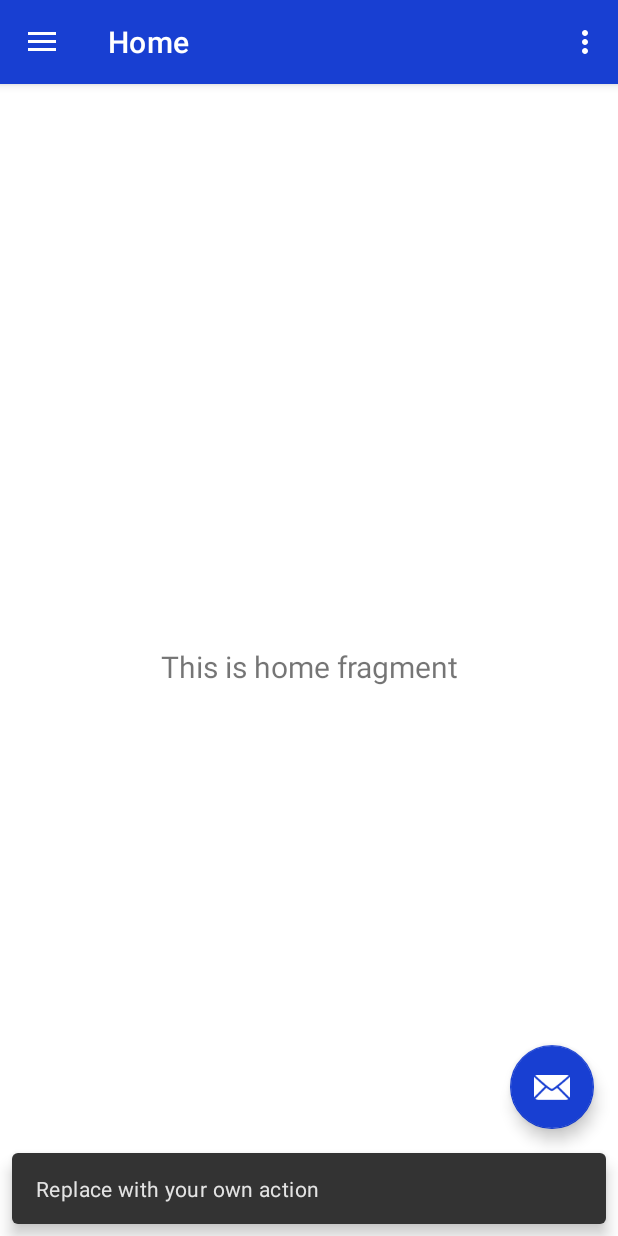
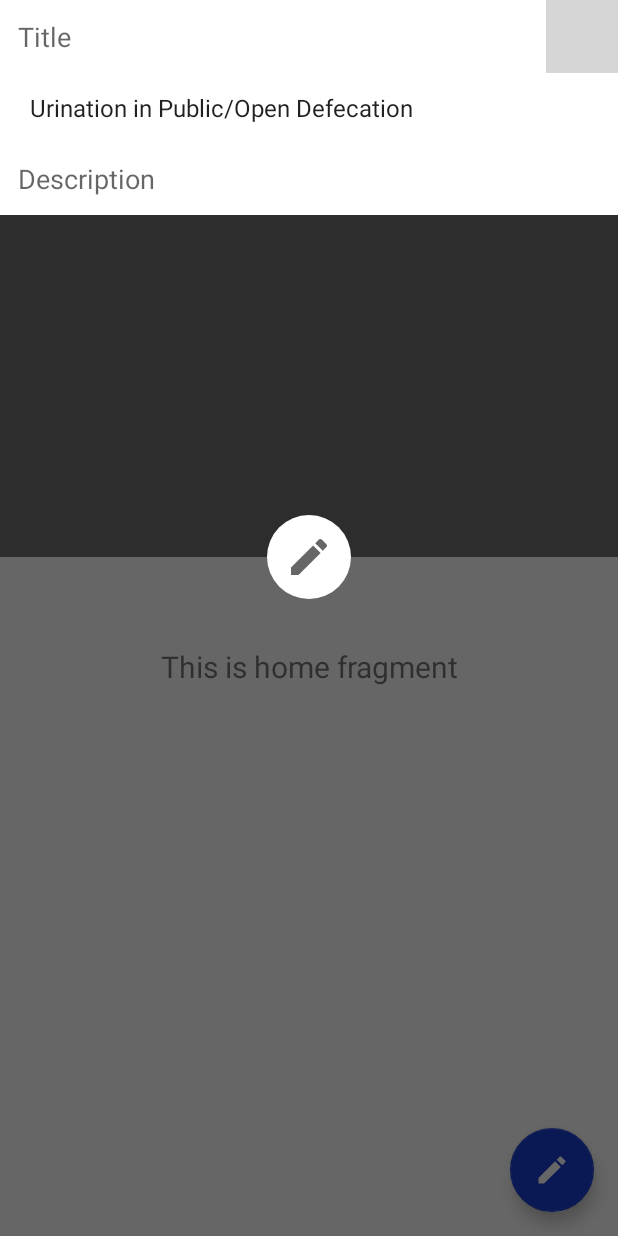
Before and after one commit to AkP2809/ANKH-A_Community_Portal, an Android app: the Home screen opened directly, with no data from a screen before it, after a tap on an icon or button, on a phone screen of 412 x 824 dp. Run offline under Robolectric (Android 15) with nearby library versions, the phone set to English and light mode, and no system bars; our stand-ins replace Firebase (no records; nobody signed in at launch, a user with empty details on screens opened directly), navigation-ui; grey boxes are pictures that could not be loaded.

Commit message:
Complain Post Pop-up Creation

```diff
--- a/app/src/main/java/com/example/ankhcommunity/Activities/Home.java
+++ b/app/src/main/java/com/example/ankhcommunity/Activities/Home.java
@@ -1,9 +1,17 @@
 package com.example.ankhcommunity.Activities;
 
+import android.app.Dialog;
+import android.graphics.Color;
+import android.graphics.drawable.ColorDrawable;
 import android.os.Bundle;
+import android.view.Gravity;
 import android.view.View;
 import android.view.Menu;
+import android.widget.ArrayAdapter;
+import android.widget.EditText;
 import android.widget.ImageView;
+import android.widget.ProgressBar;
+import android.widget.Spinner;
 import android.widget.TextView;
 
 import com.bumptech.glide.Glide;
@@ -28,6 +36,11 @@ public class Home extends AppCompatActivity {
     private AppBarConfiguration mAppBarConfiguration;
     FirebaseUser currentUser;
     FirebaseAuth mAuth;
+    Dialog popupAddPost;
+
+    ImageView popupUserProfilePhoto, popupComplainPhoto, popupPostComplainBtn;
+    EditText popupComplainTitle, popupComplainDescription;
+    ProgressBar popupProgressBar;
 
     @Override
     protected void onCreate(Bundle savedInstanceState) {
@@ -40,12 +53,14 @@ public class Home extends AppCompatActivity {
         mAuth = FirebaseAuth.getInstance();
         currentUser = mAuth.getCurrentUser();
 
+        //popup init
+        initPopup();
+
         FloatingActionButton fab = findViewById(R.id.fab);
         fab.setOnClickListener(new View.OnClickListener() {
             @Override
             public void onClick(View view) {
-                Snackbar.make(view, "Replace with your own action", Snackbar.LENGTH_LONG)
-                        .setAction("Action", null).show();
+                popupAddPost.show();
             }
         });
 
@@ -67,6 +82,43 @@ public class Home extends AppCompatActivity {
         NavigationUI.setupWithNavController(navigationView, navController);
 
         updateNavHeader();
+    }
+
+    private void initPopup() {
+        popupAddPost = new Dialog(this);
+        popupAddPost.setContentView(R.layout.post_complain_popup);
+        popupAddPost.getWindow().setBackgroundDrawable(new ColorDrawable(Color.TRANSPARENT));
+        popupAddPost.getWindow().setLayout(Toolbar.LayoutParams.MATCH_PARENT, Toolbar.LayoutParams.WRAP_CONTENT);
+        popupAddPost.getWindow().getAttributes().gravity = Gravity.TOP;
+
+        //spinner for dropdown menu
+        Spinner spinner = (Spinner) popupAddPost.findViewById(R.id.popup_spinner_category);
+        ArrayAdapter<CharSequence> adapter = ArrayAdapter.createFromResource(this,
+                R.array.complain_categories, android.R.layout.simple_spinner_item);
+        adapter.setDropDownViewResource(android.R.layout.simple_spinner_dropdown_item);
+        spinner.setAdapter(adapter);
+
+        //init popup widgets
+        popupUserProfilePhoto = popupAddPost.findViewById(R.id.popup_user_photo);
+        popupComplainPhoto = popupAddPost.findViewById(R.id.popup_complain_photo);
+        popupPostComplainBtn = popupAddPost.findViewById(R.id.popup_complain_submit);
+
+        popupComplainTitle = popupAddPost.findViewById(R.id.popup_complain_title);
+        popupComplainDescription = popupAddPost.findViewById(R.id.popup_complain_description);
+
+        popupProgressBar = popupAddPost.findViewById(R.id.popup_progressBar);
+
+        //loading user profile photo
+        Glide.with(Home.this).load(currentUser.getPhotoUrl()).into(popupUserProfilePhoto);
+
+        //Add post click listener
+        popupPostComplainBtn.setOnClickListener(new View.OnClickListener() {
+            @Override
+            public void onClick(View v) {
+                popupPostComplainBtn.setVisibility(View.INVISIBLE);
+                popupProgressBar.setVisibility(View.VISIBLE);
+            }
+        });
     }
 
     @Override
--- /dev/null
+++ b/app/src/main/res/drawable/circle_bg.xml
@@ -0,0 +1,4 @@
+<?xml version="1.0" encoding="utf-8"?>
+<shape android:shape="oval" xmlns:android="http://schemas.android.com/apk/res/android">
+    <solid android:color="#ffffff"/>
+</shape>
--- /dev/null
+++ b/app/src/main/res/drawable/ic_baseline_create_24.xml
@@ -0,0 +1,10 @@
+<vector xmlns:android="http://schemas.android.com/apk/res/android"
+    android:width="24dp"
+    android:height="24dp"
+    android:viewportWidth="24"
+    android:viewportHeight="24"
+    android:tint="?attr/colorControlNormal">
+  <path
+      android:fillColor="@android:color/white"
+      android:pathData="M3,17.25V21h3.75L17.81,9.94l-3.75,-3.75L3,17.25zM20.71,7.04c0.39,-0.39 0.39,-1.02 0,-1.41l-2.34,-2.34c-0.39,-0.39 -1.02,-0.39 -1.41,0l-1.83,1.83 3.75,3.75 1.83,-1.83z"/>
+</vector>
--- /dev/null
+++ b/app/src/main/res/drawable/popup_edittext_style.xml
@@ -0,0 +1,6 @@
+<?xml version="1.0" encoding="utf-8"?>
+<shape xmlns:android="http://schemas.android.com/apk/res/android">
+    <solid android:color="#ffffff"/>
+    <padding android:top="12dp" android:bottom="12dp"
+        android:right="12dp" android:left="12dp"/>
+</shape>
--- a/app/src/main/res/layout/app_bar_main.xml
+++ b/app/src/main/res/layout/app_bar_main.xml
@@ -28,6 +28,6 @@
         android:layout_height="wrap_content"
         android:layout_gravity="bottom|end"
         android:layout_margin="@dimen/fab_margin"
-        app:srcCompat="@android:drawable/ic_dialog_email" />
+        android:src="@drawable/ic_baseline_create_24" />
 
 </androidx.coordinatorlayout.widget.CoordinatorLayout>
--- /dev/null
+++ b/app/src/main/res/layout/post_complain_popup.xml
@@ -0,0 +1,91 @@
+<?xml version="1.0" encoding="utf-8"?>
+<androidx.constraintlayout.widget.ConstraintLayout
+    xmlns:android="http://schemas.android.com/apk/res/android"
+    xmlns:app="http://schemas.android.com/apk/res-auto"
+    xmlns:tools="http://schemas.android.com/tools"
+    android:layout_width="match_parent"
+    android:layout_height="match_parent">
+
+    <ImageView
+        android:padding="8dp"
+        android:background="#ffffff"
+        android:id="@+id/popup_user_photo"
+        android:layout_width="48dp"
+        android:layout_height="0dp"
+        app:layout_constraintBottom_toTopOf="@+id/popup_spinner_category"
+        app:layout_constraintEnd_toEndOf="parent"
+        app:layout_constraintStart_toEndOf="@+id/popup_complain_title"
+        app:layout_constraintTop_toTopOf="parent"
+        tools:srcCompat="@tools:sample/avatars" />
+
+    <EditText
+        android:background="@drawable/popup_edittext_style"
+        android:id="@+id/popup_complain_title"
+        android:layout_width="0dp"
+        android:layout_height="wrap_content"
+        android:ems="10"
+        android:inputType="textPersonName"
+        android:hint="Title"
+        app:layout_constraintEnd_toStartOf="@+id/popup_user_photo"
+        app:layout_constraintStart_toStartOf="parent"
+        app:layout_constraintTop_toTopOf="parent" />
+
+    <Spinner
+        android:background="@drawable/popup_edittext_style"
+        android:id="@+id/popup_spinner_category"
+        android:layout_width="match_parent"
+        android:layout_height="wrap_content"
+        app:layout_constraintBottom_toTopOf="@+id/popup_complain_description"
+        app:layout_constraintEnd_toEndOf="parent"
+        app:layout_constraintStart_toStartOf="parent"
+        app:layout_constraintTop_toBottomOf="@+id/popup_complain_title" />
+
+    <EditText
+        android:background="@drawable/popup_edittext_style"
+        android:id="@+id/popup_complain_description"
+        android:layout_width="0dp"
+        android:layout_height="wrap_content"
+        android:ems="10"
+        android:inputType="textPersonName"
+        android:hint="Description"
+        app:layout_constraintEnd_toEndOf="parent"
+        app:layout_constraintStart_toStartOf="parent"
+        app:layout_constraintTop_toBottomOf="@+id/popup_spinner_category" />
+
+    <ImageView
+        android:background="#2d2d2d"
+        android:id="@+id/popup_complain_photo"
+        android:layout_width="0dp"
+        android:layout_height="228dp"
+        android:scaleType="centerCrop"
+        app:layout_constraintEnd_toEndOf="parent"
+        app:layout_constraintHorizontal_bias="0.0"
+        app:layout_constraintStart_toStartOf="parent"
+        app:layout_constraintTop_toBottomOf="@+id/popup_complain_description"
+        tools:srcCompat="@tools:sample/backgrounds/scenic" />
+
+    <ImageView
+        android:id="@+id/popup_complain_submit"
+        android:layout_width="56dp"
+        android:layout_height="56dp"
+        android:background="@drawable/circle_bg"
+        android:padding="12dp"
+        app:layout_constraintBottom_toBottomOf="@+id/popup_complain_photo"
+        app:layout_constraintEnd_toEndOf="parent"
+        app:layout_constraintStart_toStartOf="parent"
+        app:layout_constraintTop_toBottomOf="@+id/popup_complain_photo"
+        android:src="@drawable/ic_baseline_create_24" />
+
+    <ProgressBar
+        android:background="@drawable/circle_bg"
+        android:visibility="invisible"
+        android:id="@+id/popup_progressBar"
+        style="?android:attr/progressBarStyle"
+        android:layout_width="58dp"
+        android:layout_height="53dp"
+        app:layout_constraintBottom_toBottomOf="@+id/popup_complain_submit"
+        app:layout_constraintEnd_toEndOf="@+id/popup_complain_submit"
+        app:layout_constraintStart_toStartOf="@+id/popup_complain_submit"
+        app:layout_constraintTop_toTopOf="@+id/popup_complain_submit" />
+
+</androidx.constraintlayout.widget.ConstraintLayout>
--- a/app/src/main/res/values/strings.xml
+++ b/app/src/main/res/values/strings.xml
@@ -13,4 +13,19 @@
     <string name="menu_settings">Settings</string>
     <string name="menu_logout">Logout</string>
     <string name="title_activity_home">Home</string>
+
+    <string-array name="complain_categories">
+        <item>Urination in Public/Open Defecation</item>
+        <item>Burning of Garbage in open space</item>
+        <item>Debris removal/Construction material</item>
+        <item>Improper disposal of Fecal waste/Septage</item>
+        <item>Stagnant water on the road</item>
+        <item>Sewerage/Storm water overflow</item>
+        <item>Open Manholes/Drains</item>
+        <item>Public toilet(s) cleaning</item>
+        <item>Sweeping not done</item>
+        <item>Irregularity of garbage-collecting vehicles</item>
+        <item>Uncleaned dustbins</item>
+        <item>Dead animal(s)</item>
+    </string-array>
 </resources>
```
